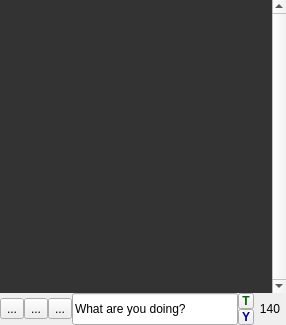
flavio/qtwitter, file ui/mainwindow.ui: the form before one commit.
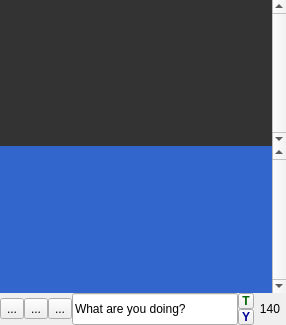
The form after the commit. Icons and pictures are not drawn. Custom widgets are drawn as their Qt base class.

Commit message: Adjusted MainWindow and Settings classes to enable switching between Twitter and Yammer statuses list.

Diff of the .ui file:
```diff
--- a/ui/mainwindow.ui
+++ b/ui/mainwindow.ui
@@ -152,6 +152,89 @@
      </property>
     </widget>
    </item>
+   <item>
+    <widget class="StatusList" name="yammerListView">
+     <property name="palette">
+      <palette>
+       <active>
+        <colorrole role="Base">
+         <brush brushstyle="SolidPattern">
+          <color alpha="255">
+           <red>51</red>
+           <green>102</green>
+           <blue>204</blue>
+          </color>
+         </brush>
+        </colorrole>
+       </active>
+       <inactive>
+        <colorrole role="Base">
+         <brush brushstyle="SolidPattern">
+          <color alpha="255">
+           <red>51</red>
+           <green>102</green>
+           <blue>204</blue>
+          </color>
+         </brush>
+        </colorrole>
+       </inactive>
+       <disabled>
+        <colorrole role="Base">
+         <brush brushstyle="SolidPattern">
+          <color alpha="255">
+           <red>212</red>
+           <green>208</green>
+           <blue>200</blue>
+          </color>
+         </brush>
+        </colorrole>
+       </disabled>
+      </palette>
+     </property>
+     <property name="frameShape">
+      <enum>QFrame::NoFrame</enum>
+     </property>
+     <property name="verticalScrollBarPolicy">
+      <enum>Qt::ScrollBarAlwaysOn</enum>
+     </property>
+     <property name="horizontalScrollBarPolicy">
+      <enum>Qt::ScrollBarAlwaysOff</enum>
+     </property>
+     <property name="autoScrollMargin">
+      <number>1</number>
+     </property>
+     <property name="editTriggers">
+      <set>QAbstractItemView::NoEditTriggers</set>
+     </property>
+     <property name="iconSize">
+      <size>
+       <width>48</width>
+       <height>48</height>
+      </size>
+     </property>
+     <property name="verticalScrollMode">
+      <enum>QAbstractItemView::ScrollPerPixel</enum>
+     </property>
+     <property name="horizontalScrollMode">
+      <enum>QAbstractItemView::ScrollPerPixel</enum>
+     </property>
+     <property name="movement">
+      <enum>QListView::Free</enum>
+     </property>
+     <property name="flow">
+      <enum>QListView::LeftToRight</enum>
+     </property>
+     <property name="isWrapping" stdset="0">
+      <bool>true</bool>
+     </property>
+     <property name="resizeMode">
+      <enum>QListView::Adjust</enum>
+     </property>
+     <property name="wordWrap">
+      <bool>true</bool>
+     </property>
+    </widget>
+   </item>
    <item>
     <layout class="QHBoxLayout" name="horizontalLayout">
      <property name="spacing">
```
Left out of the diff: 114 changed lines with no effect on the pictures. The commit also changes 3 other files.
